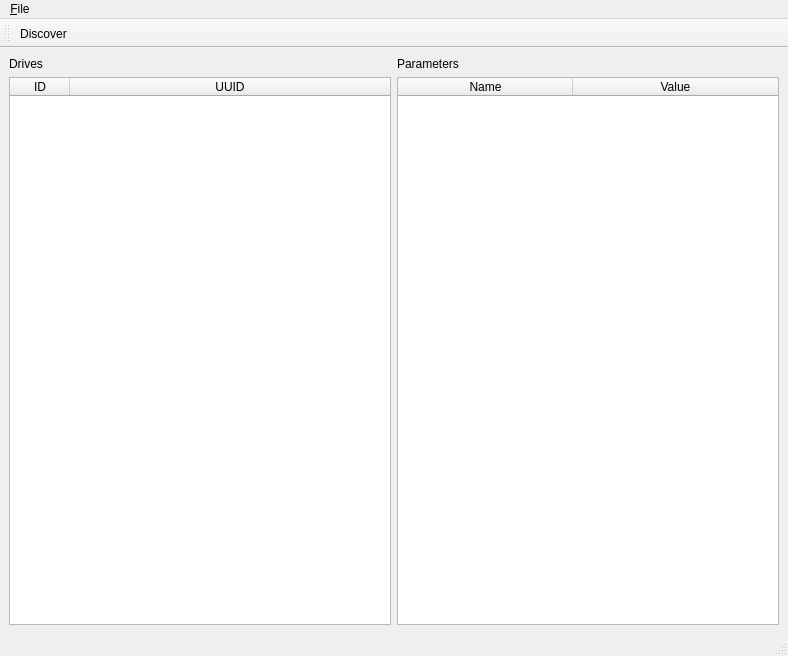
codebot/betz_experimental, file software/ros1/betz_node/mainwindow.ui: the form before one commit.
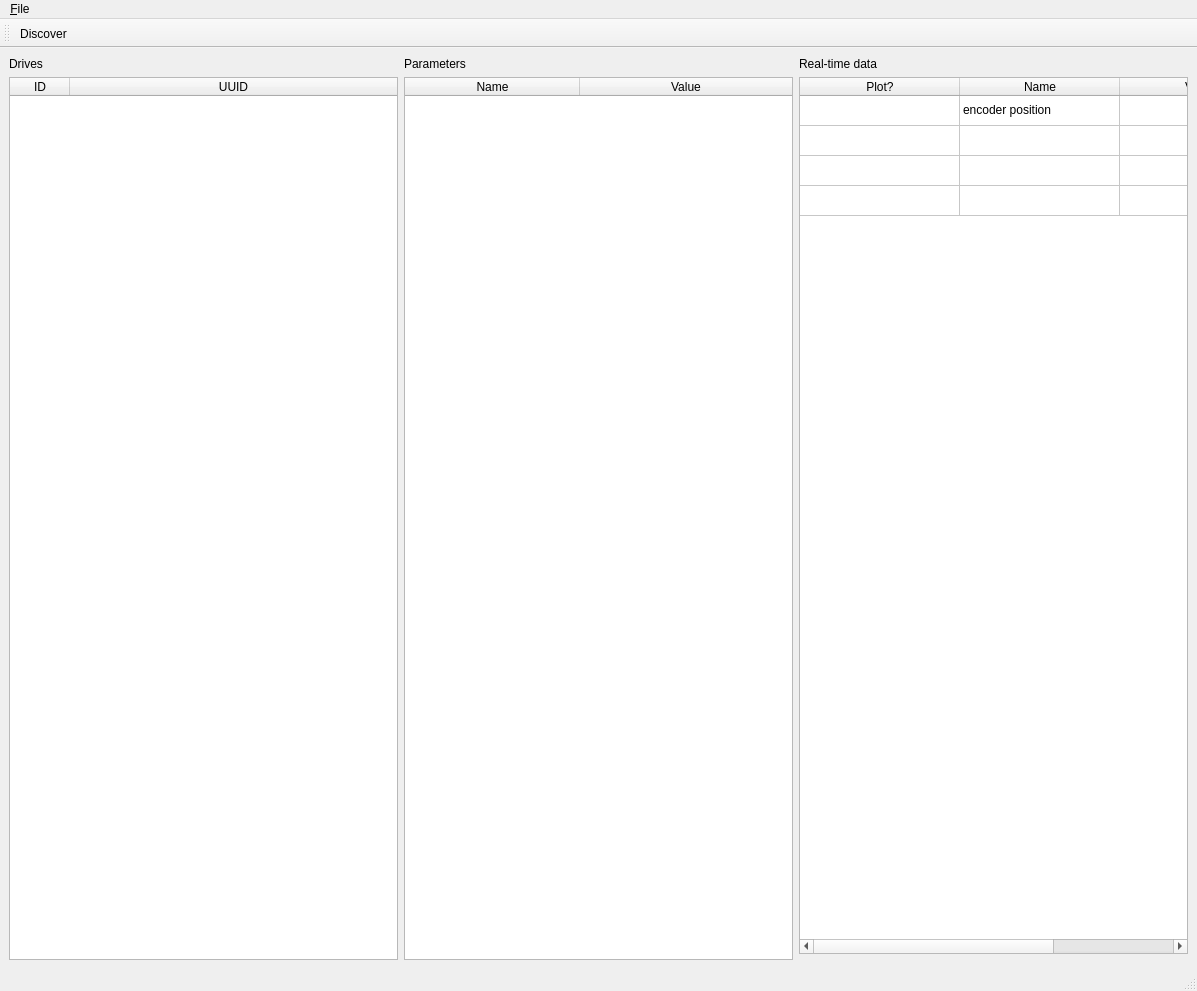
The form after the commit. Custom widgets are drawn as their Qt base class.

What changed in the file:
```diff
--- a/software/ros1/betz_node/mainwindow.ui
+++ b/software/ros1/betz_node/mainwindow.ui
@@ -6,8 +6,8 @@
    <rect>
     <x>0</x>
     <y>0</y>
-    <width>788</width>
-    <height>656</height>
+    <width>1197</width>
+    <height>991</height>
    </rect>
   </property>
   <property name="windowTitle">
@@ -95,6 +95,82 @@
         </column>
        </widget>
       </item>
+      <item row="0" column="2">
+       <widget class="QLabel" name="label">
+        <property name="text">
+         <string>Real-time data</string>
+        </property>
+       </widget>
+      </item>
+      <item row="1" column="2">
+       <layout class="QVBoxLayout" name="verticalLayout">
+        <item>
+         <widget class="QTableWidget" name="data_table">
+          <property name="rowCount">
+           <number>4</number>
+          </property>
+          <property name="columnCount">
+           <number>3</number>
+          </property>
+          <attribute name="horizontalHeaderVisible">
+           <bool>true</bool>
+          </attribute>
+          <attribute name="horizontalHeaderDefaultSectionSize">
+           <number>160</number>
+          </attribute>
+          <attribute name="horizontalHeaderMinimumSectionSize">
+           <number>58</number>
+          </attribute>
+          <attribute name="horizontalHeaderStretchLastSection">
+           <bool>true</bool>
+          </attribute>
+          <attribute name="verticalHeaderVisible">
+           <bool>false</bool>
+          </attribute>
+          <row/>
+          <row/>
+          <row/>
+          <row/>
+          <column>
+           <property name="text">
+            <string>Plot?</string>
+           </property>
+          </column>
+          <column>
+           <property name="text">
+            <string>Name</string>
+           </property>
+          </column>
+          <column>
+           <property name="text">
+            <string>Value</string>
+           </property>
+          </column>
+          <item row="0" column="1">
+           <property name="text">
+            <string>encoder position</string>
+           </property>
+          </item>
+         </widget>
+        </item>
+        <item>
+         <widget class="QwtPlot" name="data_plot">
+          <property name="canvasBackground">
+           <brush brushstyle="SolidPattern">
+            <color alpha="255">
+             <red>255</red>
+             <green>255</green>
+             <blue>255</blue>
+            </color>
+           </brush>
+          </property>
+          <property name="autoReplot">
+           <bool>false</bool>
+          </property>
+         </widget>
+        </item>
+       </layout>
+      </item>
      </layout>
     </item>
    </layout>
@@ -104,8 +180,8 @@
     <rect>
      <x>0</x>
      <y>0</y>
-     <width>788</width>
-     <height>29</height>
+     <width>1197</width>
+     <height>32</height>
     </rect>
    </property>
    <widget class="QMenu" name="menu">
@@ -152,6 +228,13 @@
    </property>
   </action>
  </widget>
+ <customwidgets>
+  <customwidget>
+   <class>QwtPlot</class>
+   <extends>QFrame</extends>
+   <header>qwt_plot.h</header>
+  </customwidget>
+ </customwidgets>
  <resources/>
  <connections/>
 </ui>
```
